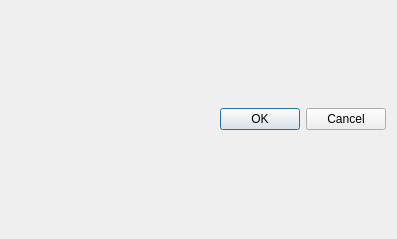
Qt form addcontrollerdialog.ui (SSemenkin/AlarmBox) before a commit.
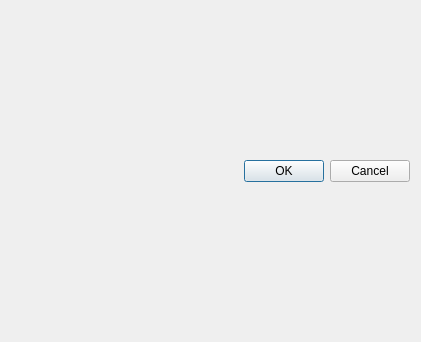
The same form after that commit. Icons and pictures are not drawn.

What changed in the file:
```diff
--- a/addcontrollerdialog.ui
+++ b/addcontrollerdialog.ui
@@ -6,8 +6,8 @@
    <rect>
     <x>0</x>
     <y>0</y>
-    <width>397</width>
-    <height>239</height>
+    <width>421</width>
+    <height>342</height>
    </rect>
   </property>
   <property name="windowTitle">
```
Left out of the diff: 8 changed lines with no effect on the pictures.
